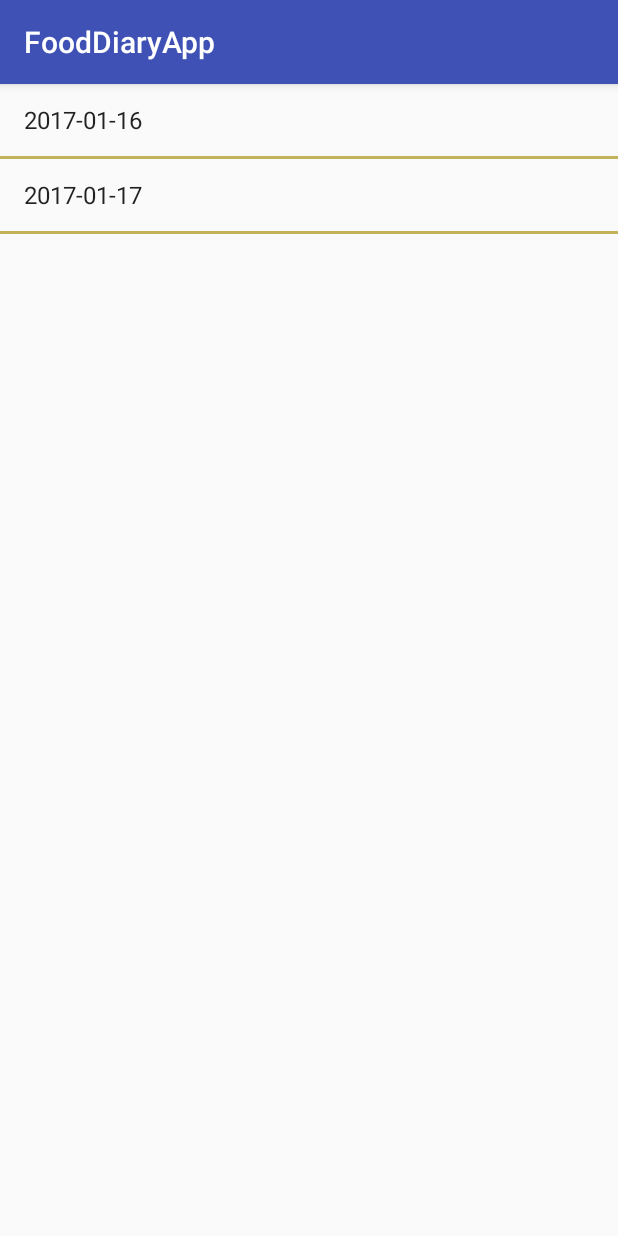
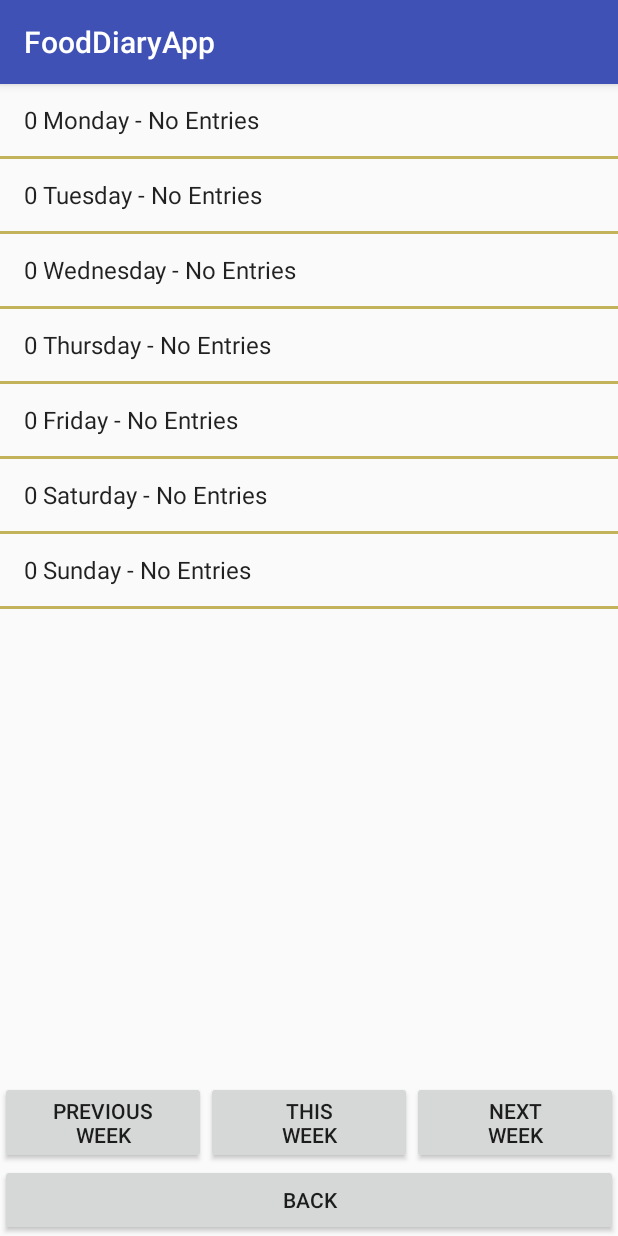
Before and after one commit to mmalone136/HonoursProject, an Android app: the SumOptions screen opened directly, with no data from a screen before it, on a phone screen of 412 x 824 dp. Run offline under Robolectric (Android 15) with nearby library versions, the phone set to English and light mode, and no system bars.

Commit message:
Diary is now viewed in a week-by-week format, instead of a long list of dates. Activity and basic layout for tutorial in place

```diff
--- a/app/src/main/AndroidManifest.xml
+++ b/app/src/main/AndroidManifest.xml
@@ -14,6 +14,8 @@
 
         </activity>
         <activity android:name=".GuideActivity"> </activity>
+
+        <activity android:name=".TutorialActivity"> </activity>
 
         <activity android:name=".MainActivity"> </activity>
         <activity android:name=".PTakenActivity" android:screenOrientation="portrait"> </activity>
--- a/app/src/main/java/com/example/mmalo/prototype2/SumOptions.java
+++ b/app/src/main/java/com/example/mmalo/prototype2/SumOptions.java
@@ -8,15 +8,24 @@ import android.support.v7.app.AppCompatActivity;
 import android.view.View;
 import android.widget.AdapterView;
 import android.widget.ArrayAdapter;
+import android.widget.Button;
+import android.widget.LinearLayout;
 import android.widget.ListAdapter;
 import android.widget.ListView;
 
 import com.example.mmalo.prototype2.DB.DBHelper;
+import com.example.mmalo.prototype2.Models.Day;
 import com.example.mmalo.prototype2.Models.DiaryData;
+import com.example.mmalo.prototype2.Models.Week;
 
 import java.sql.Date;
 import java.sql.Timestamp;
+import java.text.DateFormat;
+import java.text.SimpleDateFormat;
 import java.util.ArrayList;
+import java.util.Calendar;
+import java.util.GregorianCalendar;
+import java.util.Locale;
 
 /**
  * Created by mmalo on 17/01/2017.
@@ -26,117 +35,48 @@ public class SumOptions extends AppCompatActivity {
 
     public ArrayList<DiaryData> entries = new ArrayList<DiaryData>();
     public ArrayList<String> uniqueDates = new ArrayList<String>();
+    String[] weekData;
+    Date weekStart;
+    Date weekEnd;
+    int step;
 
     @Override
     public void onCreate(Bundle savedInstanceState) {
         super.onCreate(savedInstanceState);
         setContentView(R.layout.summary_options);
-
-        initVals();
+        step = 0;
+        updateView(step);
     }
 
 
-    public void initVals(){
+    public void getCurrentWeek(int step) {
+        //TODO: Refactor
+        Calendar c = GregorianCalendar.getInstance();
 
-        ListView datelist = (ListView) findViewById(R.id.listDates);
-        uniqueDates = readUniqDates();
-        //entries = readAllEntries();
+        DateFormat df = new SimpleDateFormat("yyyy-MM-dd", Locale.getDefault());
 
-/*        ArrayList<Timestamp> ts = new ArrayList<Timestamp>();
-        ArrayList<String> dt = new ArrayList<String>();
-        for (DiaryData d : entries) {
-            Timestamp curr = d.getTimestamp();
-            Date seven = new Date(curr.getTime());
-            ts.add(curr);
+        c.set(Calendar.DAY_OF_WEEK, Calendar.MONDAY);
+        c.add(Calendar.DATE, (7 * step));
+        c.setFirstDayOfWeek(Calendar.MONDAY);
 
-            if(!dt.contains(seven.toString())){
-                dt.add(seven.toString());
+        c.set(Calendar.HOUR_OF_DAY, 0);
+        c.clear(Calendar.HOUR);
+        c.clear(Calendar.MINUTE);
+        c.clear(Calendar.SECOND);
+        c.clear(Calendar.MILLISECOND);
 
-            }
+        java.util.Date start = c.getTime();
 
-        }*/
+        c.add(Calendar.DATE, 6);
+        java.util.Date end = c.getTime();
+        Date first = new Date(start.getTime());
+        Date last = new Date(end.getTime());
 
-
-        ListAdapter adapter = new ArrayAdapter<>(this, android.R.layout.simple_list_item_1, uniqueDates);
-
-        datelist.setAdapter(adapter);
-
-
-        datelist.setOnItemClickListener(new AdapterView.OnItemClickListener() {
-            @Override
-            public void onItemClick(AdapterView<?> parent, View view, int position, long id) {
-                //activity.dateselected = dates.get(position);
-
-                String curr = uniqueDates.get(position);
-                DateviewActivity.date = curr;
-                Intent i = new Intent(getBaseContext(), DateviewActivity.class);
-                //i.putExtra("diary_data", curr);
-                startActivity(i);
-            }
-        });
-
-
+        weekStart = first;
+        weekEnd = last;
     }
 
-    public ArrayList<DiaryData> readAllEntries() {
-        DBHelper dbh = new DBHelper(getApplicationContext());
-        SQLiteDatabase db = dbh.getReadableDatabase();
-
-        String[] projection = {
-                "entry_ID", "photo_data", "comment_data", "time_stamp", "meal","filepath","fv_count","drink_count"
-        };
-
-        //ArgOrder => Table,Columns, Columns From Where, Values from where, togroup, tofilter groups, sortorder
-        Cursor cursor = db.query("diary_entries", projection, null, null, null, null, null);
-
-        System.out.print("");
-        ArrayList<DiaryData> entries = new ArrayList<DiaryData>();
-        ArrayList<String> comments = new ArrayList<String>();
-        ArrayList<String> times = new ArrayList<String>();
-        int i = 0;
-
-
-        if(cursor.moveToFirst()) {
-            do {
-
-                try {
-                    DiaryData curr;
-                    //byte[] pic = cursor.getBlob(cursor.getColumnIndexOrThrow("photo_data"));
-                    String comm = cursor.getString(cursor.getColumnIndexOrThrow("comment_data"));
-                    String file = cursor.getString(cursor.getColumnIndexOrThrow("filepath"));
-                    String tID = cursor.getString(cursor.getColumnIndexOrThrow("time_stamp"));
-                    String theMeal = cursor.getString(cursor.getColumnIndexOrThrow("meal"));
-                    int fvCount = cursor.getInt(cursor.getColumnIndexOrThrow("fv_count"));
-                    int drCount = cursor.getInt(cursor.getColumnIndexOrThrow("drink_count"));
-
-                    Timestamp theTime = Timestamp.valueOf(tID);
-                    curr = new DiaryData(null, comm, null, theTime, theMeal, file, fvCount, drCount);
-
-                    entries.add(curr);
-                    i++;
-                } catch (Exception e) {
-                    e.printStackTrace();
-                    e.printStackTrace();
-
-                }
-
-
-            } while (cursor.moveToNext());
-
-        }
-
-        db.close();
-        cursor.close();
-
-        return entries;
-    }
-
-
-
-
-
-
-    public ArrayList<String> readUniqDates() {
+    public ArrayList<String> readUniqueDates() {
         DBHelper dbh = new DBHelper(getApplicationContext());
         SQLiteDatabase db = dbh.getReadableDatabase();
 
@@ -150,41 +90,26 @@ public class SumOptions extends AppCompatActivity {
         //db.close();
         System.out.print("");
         ArrayList<DiaryData> entries = new ArrayList<DiaryData>();
-        //ArrayList<String> comments = new ArrayList<String>();
-        //ArrayList<String> times = new ArrayList<String>();
-        int i = 0;
 
         ArrayList<Timestamp> times = new ArrayList<Timestamp>();
         ArrayList<String> dates = new ArrayList<>();
-        if(cursor.moveToFirst()) {
+        if (cursor.moveToFirst()) {
             do {
-
                 try {
-                    //DiaryData curr;
-                    //byte[] pic = cursor.getBlob(cursor.getColumnIndexOrThrow("photo_data"));
-                   // String comm = cursor.getString(cursor.getColumnIndexOrThrow("comment_data"));
-
                     String tID = cursor.getString(cursor.getColumnIndexOrThrow("time_stamp"));
-                    //String theMeal = cursor.getString(cursor.getColumnIndexOrThrow("meal"));
 
                     Timestamp theTime = Timestamp.valueOf(tID);
-                   // curr = new DiaryData(pic, comm, null, theTime, theMeal);
                     times.add(theTime);
 
+                    Date seven = new Date(theTime.getTime());
 
+                    SimpleDateFormat s = new SimpleDateFormat("EEEE");
 
+                    String day = s.format(seven);
 
-                        Date seven = new Date(theTime.getTime());
-
-
-                        if(!dates.contains(seven.toString())){
-                            dates.add(seven.toString());
-
-                        }
-
-
-                   // entries.add(curr);
-                    i++;
+                    if (!dates.contains(seven.toString())) {
+                        dates.add(seven.toString());//+ " | " + day
+                    }
                 } catch (Exception e) {
                     e.printStackTrace();
                     e.printStackTrace();
@@ -202,4 +127,118 @@ public class SumOptions extends AppCompatActivity {
         return dates;
     }
 
+    public ArrayList<String> readDatesBetween(Date start, Date end) {
+        ArrayList<String> toReturn = new ArrayList<String>();
+
+        java.util.Date utilStart = new Date(start.getTime());
+        java.util.Date utilEnd = new Date(end.getTime());
+
+        //0 if the argument Date is equal to this Date;
+        // a value less than 0 if this Date is before the Date argument;
+        // value greater than 0 if this Date is after the Date argument.
+
+        for (String curr : uniqueDates) {
+            Date currDate = Date.valueOf(curr);
+            int compStart = start.compareTo(currDate);
+            int compEnd = end.compareTo(currDate);
+            if (compStart <= 0 && compEnd >= 0) {
+                toReturn.add(currDate.toString());
+            }
+        }
+        return toReturn;
+    }
+
+    public String[] getListForWeek(ArrayList<String> CurrentWeek) {
+
+        String[] weekData = {step + " Monday - No Entries" , step + " Tuesday - No Entries", step + " Wednesday - No Entries", step + " Thursday - No Entries",
+                step + " Friday - No Entries", step + " Saturday - No Entries", step + " Sunday - No Entries"};
+
+        for (String curr : CurrentWeek) {
+            //Check day of week for corresponding date
+            //Add to appropriate array position
+
+
+            Date currDate = Date.valueOf(curr);
+            Calendar cal = GregorianCalendar.getInstance();
+            cal.setTime(currDate);
+            cal.setFirstDayOfWeek(Calendar.MONDAY);
+
+            SimpleDateFormat format = new SimpleDateFormat("EEEE");
+            String dayString = format.format(cal.getTime());
+
+            int day = cal.get(Calendar.DAY_OF_WEEK);
+            System.out.print("");
+            if (day > 1) {
+                weekData[day - 2] = curr + " | " + dayString;
+            } else if (day == 1) {
+                //Sunday previously at day 1, move to position 6 for end of week
+                weekData[6] = curr + " | " + dayString;
+            }
+        }
+
+        return weekData;
+    }
+
+
+    public void updateView(int step) {
+
+        //Read unique dates if not done
+        if (uniqueDates.size() == 0) {
+            uniqueDates = readUniqueDates();
+        }
+        //Set week start and end
+        getCurrentWeek(step);
+        //Read inbetween dates
+        ArrayList<String> CurrentWeek = readDatesBetween(weekStart, weekEnd);
+        //Set Week Data
+        weekData = getListForWeek(CurrentWeek);
+        //Set adapter
+        setListAdapter();
+    }
+
+    public void setListAdapter() {
+        ListView datelist = (ListView) findViewById(R.id.listDates);
+        ListAdapter adapter = new ArrayAdapter<>(this, android.R.layout.simple_list_item_1, weekData);
+        datelist.setAdapter(adapter);
+        datelist.setOnItemClickListener(new AdapterView.OnItemClickListener() {
+            @Override
+            public void onItemClick(AdapterView<?> parent, View view, int position, long id) {
+                //String curr = uniqueDates.get(position);
+                String curr = weekData[position];
+                if (!curr.equals("")) {
+                    DateviewActivity.date = curr.substring(0, 10);
+                    Intent i = new Intent(getBaseContext(), DateviewActivity.class);
+                    //i.putExtra("diary_data", curr);
+                    startActivity(i);
+                }
+            }
+        });
+    }
+
+    public void updateWeek(View v) {
+        String tag = v.getTag().toString();
+
+        if (tag.equals("+") && step<1) {
+            step++;
+            updateView(step);
+        } else if (tag.equals("-")) {
+            step--;
+            updateView(step);
+        } else if (tag.equals("0")) {
+            step = 0;
+            updateView(step);
+        }
+    }
+
+    @Override
+    public void onBackPressed() {
+        backOption(new View(getApplicationContext()));
+    }
+
+    public void backOption(View v) {
+        Intent i = new Intent(getBaseContext(), OptionsActivity.class);
+        this.startActivity(i);
+    }
+
+
 }
--- a/app/src/main/res/layout/explist_child_item.xml
+++ b/app/src/main/res/layout/explist_child_item.xml
@@ -15,4 +15,5 @@
         android:textAlignment="center"
         android:gravity="center"/>
 
+
 </RelativeLayout>
--- a/app/src/main/res/layout/summary_options.xml
+++ b/app/src/main/res/layout/summary_options.xml
@@ -1,17 +1,80 @@
 <?xml version="1.0" encoding="utf-8"?>
-<LinearLayout xmlns:android="http://schemas.android.com/apk/res/android"
+<RelativeLayout xmlns:android="http://schemas.android.com/apk/res/android"
     android:orientation="vertical" android:layout_width="match_parent"
-    android:layout_height="match_parent">
+    android:layout_height="match_parent"
+    android:weightSum="1">
+
 
     <ListView
         android:layout_width="match_parent"
         android:layout_height="match_parent"
         android:id="@+id/listDates"
-
-        android:layout_weight="0.84"
         android:divider="#c2b35b"
         android:dividerHeight="2dp"
         android:drawSelectorOnTop="false"
         android:contextClickable="false"
-        />
-</LinearLayout>
+        android:layout_weight="0.01"
+        android:layout_alignParentTop="true"
+        android:layout_above="@+id/ButtonLayout"
+         />
+
+
+
+    <Button
+        android:text="Back"
+        android:layout_width="match_parent"
+        android:layout_height="wrap_content"
+        android:id="@+id/buttonBackToMain"
+        android:layout_alignParentBottom="true"
+        android:layout_alignParentLeft="true"
+        android:layout_alignParentStart="true"
+        android:onClick="backOption"/>
+
+
+    <LinearLayout android:id="@+id/ButtonLayout"
+        android:layout_height="wrap_content"
+        android:orientation="horizontal"
+        android:layout_width="fill_parent"
+
+        android:layout_above="@+id/buttonBackToMain"
+        android:layout_alignParentLeft="true"
+        android:layout_alignParentStart="true">
+
+        <Button
+            android:layout_width="0dp"
+            android:layout_weight="1"
+            android:layout_height="wrap_content"
+            android:id="@+id/buttonInfoTab"
+            android:text="Previous\nWeek"
+            android:tag="-"
+            android:onClick="updateWeek"/>
+
+
+        <Button
+            android:text="This\nWeek"
+            android:layout_width="0dp"
+            android:layout_height="wrap_content"
+            android:id="@+id/buttonCurrWeek"
+            android:layout_weight="1"
+            android:tag="0"
+            android:onClick="updateWeek"/>
+
+        <Button
+            android:layout_width="0dp"
+            android:layout_height="wrap_content"
+            android:id="@+id/buttonExamplesTab"
+            android:layout_weight="1"
+            android:text="Next\nWeek"
+            android:tag="+"
+            android:onClick="updateWeek"
+            android:layout_above="@+id/buttonBackToMain"
+            android:layout_alignParentRight="true"
+            android:layout_alignParentEnd="true" />
+
+
+
+
+    </LinearLayout>
+
+
+</RelativeLayout>
```
Also changed, not shown: app/src/main/java/com/example/mmalo/prototype2/Models/Day.java (added, +32 -0 lines), app/src/main/java/com/example/mmalo/prototype2/Models/Week.java (added, +28 -0 lines), app/src/main/java/com/example/mmalo/prototype2/OptionsActivity.java (+55 -25 lines), app/src/main/java/com/example/mmalo/prototype2/TutorialActivity.java (added, +29 -0 lines), app/src/main/res/layout/activity_options.xml (+8 -0 lines), app/src/main/res/layout/activity_ptaken.xml (+47 -49 lines), app/src/main/res/layout/activity_tutorial.xml (added, +90 -0 lines).
